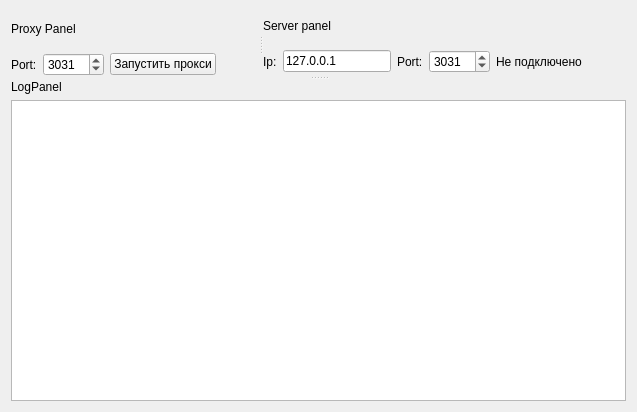
Above: main_window.ui from CJayM/TraceProxy before the change. Below: the same form after it.
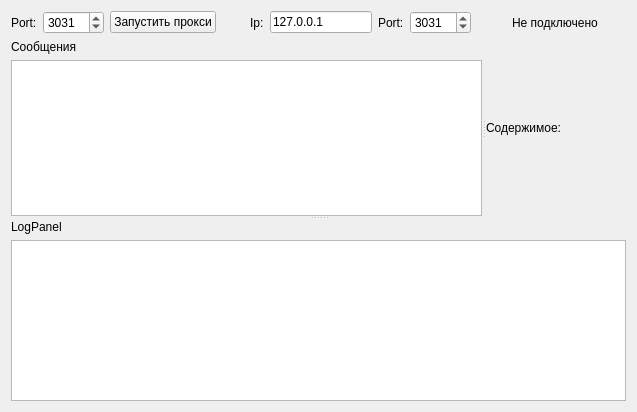
That is the form after the change.

Commit message: Добавлен компонент QHexView

```diff
--- a/main_window.ui
+++ b/main_window.ui
@@ -13,28 +13,21 @@
   <property name="windowTitle">
    <string>Form</string>
   </property>
-  <layout class="QVBoxLayout" name="verticalLayout">
+  <layout class="QVBoxLayout" name="verticalLayout_8">
    <item>
-    <widget class="QSplitter" name="horSplitter">
-     <property name="orientation">
-      <enum>Qt::Vertical</enum>
-     </property>
      <widget class="QSplitter" name="vertSplitter">
       <property name="orientation">
-       <enum>Qt::Horizontal</enum>
-      </property>
-      <widget class="QWidget" name="widget" native="true">
-       <layout class="QVBoxLayout" name="verticalLayout_2">
+      <enum>Qt::Vertical</enum>
+     </property>
+     <widget class="QWidget" name="verticalLayoutWidget_2">
+      <layout class="QVBoxLayout" name="verticalLayout">
         <item>
-         <widget class="QLabel" name="label">
-          <property name="text">
-           <string>Proxy Panel</string>
-          </property>
-         </widget>
-        </item>
+        <layout class="QHBoxLayout" name="horizontalLayout_4">
         <item>
          <layout class="QHBoxLayout" name="horizontalLayout">
           <item>
+            <layout class="QHBoxLayout" name="horizontalLayout_3">
+             <item>
            <widget class="QLabel" name="label_4">
             <property name="text">
              <string>Port:</string>
@@ -77,15 +70,6 @@
          </layout>
         </item>
        </layout>
-      </widget>
-      <widget class="QWidget" name="widget_2" native="true">
-       <layout class="QVBoxLayout" name="verticalLayout_3">
-        <item>
-         <widget class="QLabel" name="label_2">
-          <property name="text">
-           <string>Server panel</string>
-          </property>
-         </widget>
         </item>
         <item>
          <layout class="QHBoxLayout" name="horizontalLayout_2">
@@ -123,6 +107,19 @@
             </property>
            </widget>
           </item>
+           <item>
+            <spacer name="horizontalSpacer_2">
+             <property name="orientation">
+              <enum>Qt::Horizontal</enum>
+             </property>
+             <property name="sizeHint" stdset="0">
+              <size>
+               <width>40</width>
+               <height>20</height>
+              </size>
+             </property>
+            </spacer>
+           </item>
           <item>
            <widget class="QLabel" name="connectLabel">
             <property name="text">
@@ -130,8 +127,10 @@
             </property>
            </widget>
           </item>
+          </layout>
+         </item>
           <item>
-           <spacer name="horizontalSpacer_2">
+          <spacer name="horizontalSpacer_3">
             <property name="orientation">
              <enum>Qt::Horizontal</enum>
             </property>
@@ -145,11 +144,87 @@
           </item>
          </layout>
         </item>
-       </layout>
-      </widget>
+       <item>
+        <widget class="QSplitter" name="horSplitter">
+         <property name="sizePolicy">
+          <sizepolicy hsizetype="Expanding" vsizetype="Expanding">
+           <horstretch>0</horstretch>
+           <verstretch>0</verstretch>
+          </sizepolicy>
+         </property>
+         <property name="frameShape">
+          <enum>QFrame::NoFrame</enum>
+         </property>
+         <property name="orientation">
+          <enum>Qt::Horizontal</enum>
+         </property>
+         <widget class="QWidget" name="widget_5" native="true">
+          <layout class="QVBoxLayout" name="verticalLayout_6">
+           <property name="leftMargin">
+            <number>0</number>
+           </property>
+           <property name="topMargin">
+            <number>0</number>
+           </property>
+           <property name="rightMargin">
+            <number>0</number>
+           </property>
+           <property name="bottomMargin">
+            <number>0</number>
+           </property>
+           <item>
+            <widget class="QLabel" name="label_9">
+             <property name="text">
+              <string>Сообщения</string>
+             </property>
+            </widget>
+           </item>
+           <item>
+            <widget class="QTableView" name="tableView"/>
+           </item>
+          </layout>
+         </widget>
+         <widget class="QWidget" name="hexWidget" native="true">
+          <layout class="QVBoxLayout" name="hexLayout">
+           <property name="leftMargin">
+            <number>0</number>
+           </property>
+           <property name="topMargin">
+            <number>0</number>
+           </property>
+           <property name="rightMargin">
+            <number>0</number>
+           </property>
+           <property name="bottomMargin">
+            <number>0</number>
+           </property>
+           <item>
+            <widget class="QLabel" name="label_10">
+             <property name="text">
+              <string>Содержимое:</string>
+             </property>
+            </widget>
+           </item>
+          </layout>
+         </widget>
+        </widget>
+       </item>
+      </layout>
      </widget>
      <widget class="QWidget" name="widget_3" native="true">
       <layout class="QVBoxLayout" name="verticalLayout_4">
+       <property name="leftMargin">
+        <number>0</number>
+       </property>
+       <property name="topMargin">
+        <number>0</number>
+       </property>
+       <property name="rightMargin">
+        <number>0</number>
+       </property>
+       <property name="bottomMargin">
+        <number>0</number>
+       </property>
        <item>
         <widget class="QLabel" name="label_3">
          <property name="text">
```
Lines whose indentation alone changed are shown as unchanged. The commit also changes 7 other files.
